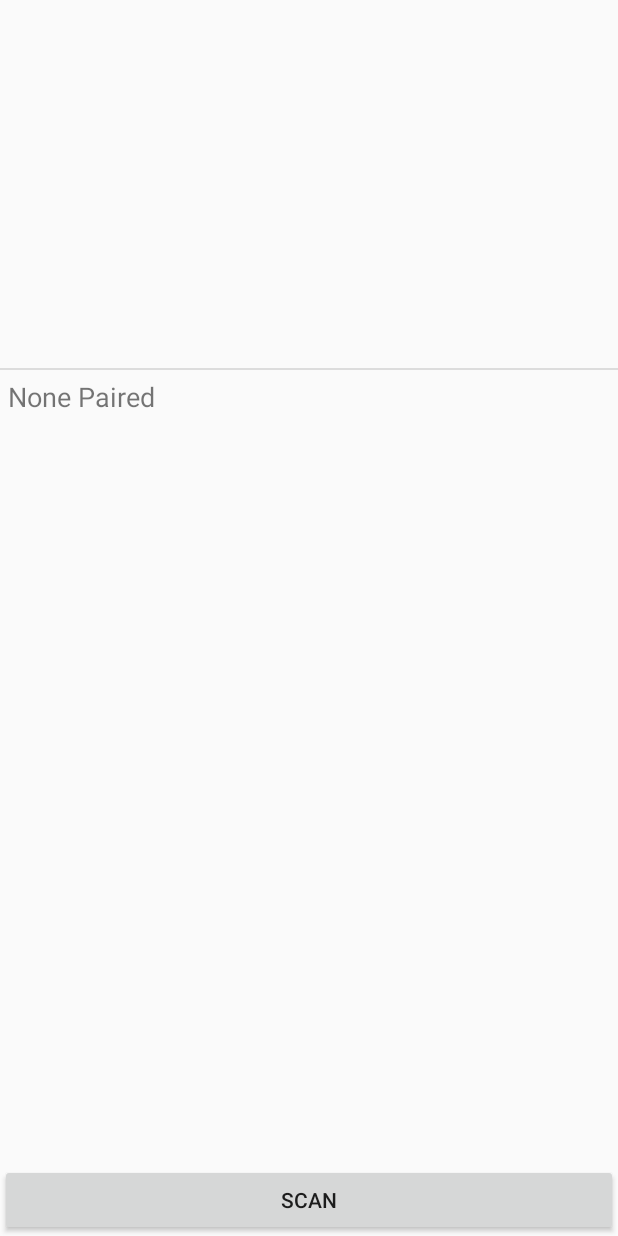
After one commit to jamieaobrien/Lab1015, an Android app: the DeviceListActivity screen opened directly, with no data from a screen before it, on a phone screen of 412 x 824 dp. The commit adds this screen. Run offline under Robolectric (Android 15) with nearby library versions, the phone set to English and light mode, and no system bars.

Commit message:
Adding Bluetooth layout

```diff
--- a/ProtoApp/app/src/main/AndroidManifest.xml
+++ b/ProtoApp/app/src/main/AndroidManifest.xml
@@ -1,6 +1,8 @@
 <?xml version="1.0" encoding="utf-8"?>
 <manifest xmlns:android="http://schemas.android.com/apk/res/android"
     package="com.example.allison.protoapp">
+    <uses-permission android:name="android.permission.BLUETOOTH"/>
+    <uses-permission android:name="android.permission.BLUETOOTH_ADMIN"/>
 
     <application
         android:allowBackup="true"
@@ -16,6 +18,10 @@
                 <category android:name="android.intent.category.LAUNCHER" />
             </intent-filter>
         </activity>
+        <activity
+            android:name=".DeviceListActivity"
+            android:label="@string/title_activity_device_list"
+            android:theme="@style/AppTheme.NoActionBar"></activity>
     </application>
 
 </manifest>
--- /dev/null
+++ b/ProtoApp/app/src/main/java/com/example/allison/protoapp/DeviceListActivity.java
@@ -0,0 +1,238 @@
+package com.example.allison.protoapp;
+
+import java.util.ArrayList;
+import java.util.HashSet;
+import java.util.Set;
+
+import android.app.Activity;
+import android.bluetooth.BluetoothAdapter;
+import android.bluetooth.BluetoothDevice;
+import android.content.BroadcastReceiver;
+import android.content.Context;
+import android.content.Intent;
+import android.content.IntentFilter;
+import android.os.Bundle;
+import android.view.View;
+import android.view.View.OnClickListener;
+import android.view.Window;
+import android.widget.AdapterView;
+import android.widget.AdapterView.OnItemClickListener;
+import android.widget.ArrayAdapter;
+import android.widget.Button;
+import android.widget.ListView;
+import android.widget.TextView;
+
+public class DeviceListActivity extends Activity
+{
+    // Return Intent extra
+    public static String EXTRA_DEVICE_ADDRESS = "device_address";
+
+    // Member fields
+    private BluetoothAdapter mBtAdapter = null;
+    private ArrayAdapter<String> mPairedDevicesArrayAdapter = null, mNewDevicesArrayAdapter = null;
+    private Set<String> mNewDevicesSet = null;
+    private Button scanButton = null;
+
+    /**
+     * @category Activity
+     */
+    /*
+     * (non-Javadoc)
+     * @see android.app.Activity#onCreate(android.os.Bundle)
+     */
+    @Override
+    protected void onCreate(Bundle savedInstanceState)
+    {
+        super.onCreate(savedInstanceState);
+
+        // Setup the window
+        this.requestWindowFeature(Window.FEATURE_INDETERMINATE_PROGRESS);
+        this.setContentView(R.layout.activity_device_list);
+
+        // Set result CANCELED in case the user backs out
+        this.setResult(Activity.RESULT_CANCELED);
+
+        // Connect Button
+        // Initialize the button to perform device discovery
+        scanButton = findViewById(R.id.button_scan);
+        scanButton.setOnClickListener(new OnClickListener()
+        {
+            /*
+             * (non-Javadoc)
+             * @see android.view.View.OnClickListener#onClick(android.view.View)
+             */
+            public void onClick(View v)
+            {
+                doDiscovery();
+                v.setVisibility(View.GONE);
+            }
+        });
+
+        // Initialize array adapters. One for already paired devices and
+        // one for newly discovered devices
+        mPairedDevicesArrayAdapter = new ArrayAdapter<String>(this, R.layout.device_name);
+        mNewDevicesArrayAdapter = new ArrayAdapter<String>(this, R.layout.device_name);
+        mNewDevicesSet = new HashSet<>();
+
+        // Find and set up the ListView for paired devices
+        ListView pairedListView = findViewById(R.id.paired_devices);
+        pairedListView.setAdapter(mPairedDevicesArrayAdapter);
+        pairedListView.setOnItemClickListener(mDeviceClickListener);
+
+        // Find and set up the ListView for newly discovered devices
+        ListView newDevicesListView = findViewById(R.id.new_devices);
+        newDevicesListView.setAdapter(mNewDevicesArrayAdapter);
+        newDevicesListView.setOnItemClickListener(mDeviceClickListener);
+
+        // Register for broadcasts when a device is discovered
+        IntentFilter filter = new IntentFilter(BluetoothDevice.ACTION_FOUND);
+        this.registerReceiver(mReceiver, filter);
+
+        // Register for broadcasts when discovery has finished
+        filter = new IntentFilter(BluetoothAdapter.ACTION_DISCOVERY_FINISHED);
+        this.registerReceiver(mReceiver, filter);
+
+        // Get the local Bluetooth adapter
+        mBtAdapter = BluetoothAdapter.getDefaultAdapter();
+
+        // Get a set of currently paired devices
+        Set<BluetoothDevice> pairedDevices = mBtAdapter.getBondedDevices();
+
+        // If there are paired devices, add each one to the ArrayAdapter
+        if (pairedDevices.size() > 0)
+        {
+            findViewById(R.id.title_paired_devices).setVisibility(View.VISIBLE);
+            for (BluetoothDevice device : pairedDevices)
+            {
+                mPairedDevicesArrayAdapter.add(device.getName() + "\n" + device.getAddress());
+            }
+        }
+        else
+        {
+            String noDevices = "None Paired";
+            mPairedDevicesArrayAdapter.add(noDevices);
+        }
+    }
+
+    /**
+     * @category Activity
+     */
+    /*
+     * (non-Javadoc)
+     * @see android.app.Activity#onDestroy()
+     */
+    @Override
+    protected void onDestroy()
+    {
+        super.onDestroy();
+
+        // Make sure we're not doing discovery anymore
+        if (mBtAdapter != null)
+        {
+            mBtAdapter.cancelDiscovery();
+        }
+
+        // Unregister broadcast listeners
+        this.unregisterReceiver(mReceiver);
+    }
+
+    /**
+     * @category Discovery - Start device discover with the BluetoothAdapter
+     */
+    private void doDiscovery()
+    {
+        // create results of a previous discovery
+        if (mNewDevicesArrayAdapter != null)
+        {
+            mNewDevicesArrayAdapter.clear();
+        }
+
+        if (mNewDevicesSet != null)
+        {
+            mNewDevicesSet.clear();
+        }
+
+        // Indicate scanning in the title
+        setProgressBarIndeterminateVisibility(true);
+
+        // If we're already discovering, stop it
+        if (mBtAdapter != null && mBtAdapter.isDiscovering())
+        {
+            mBtAdapter.cancelDiscovery();
+        }
+
+        // Request discover from BluetoothAdapter
+        if (mBtAdapter != null)
+        {
+            mBtAdapter.startDiscovery();
+        }
+    }
+
+    // The on-click listener for all devices in the ListViews
+    private OnItemClickListener mDeviceClickListener = new OnItemClickListener()
+    {
+        /*
+         * (non-Javadoc)
+         * @see android.widget.AdapterView.OnItemClickListener#onItemClick(android.widget.AdapterView, android.view.View, int, long)
+         */
+        @Override
+        public void onItemClick(AdapterView<?> av, View v, int arg2, long arg3)
+        {
+            // Cancel discovery because it's costly and we're about to connect
+            mBtAdapter.cancelDiscovery();
+
+            // Get the device MAC address, which is the last 17 chars in the View
+            String info = ((TextView) v).getText().toString();
+            String address = info.substring(info.length() - 17);
+
+            // Create the result Intent and include the MAC address
+            Intent intent = new Intent();
+            intent.putExtra(EXTRA_DEVICE_ADDRESS, address);
+
+            // Set result and finish this Activity
+            setResult(Activity.RESULT_OK, intent);
+            finish();
+        }
+    };
+
+
+    /**
+     * @category Bluetooth - Broadcast and onRecieve
+     */
+    // The BroadcastReceiver that listens for discovered devices and
+    private final BroadcastReceiver mReceiver = new BroadcastReceiver()
+    {
+        /*
+         * (non-Javadoc)
+         * @see android.content.BroadcastReceiver#onReceive(android.content.Context, android.content.Intent)
+         */
+        @Override
+        public void onReceive(Context context, Intent intent)
+        {
+            String action = intent.getAction();
+
+            // When discovery finds a device
+            if (BluetoothDevice.ACTION_FOUND.equals(action))
+            {
+                // Get the BluetoothDevice object from the Intent
+                BluetoothDevice device = intent.getParcelableExtra(BluetoothDevice.EXTRA_DEVICE);
+                String address = device.getAddress();
+                if (! mNewDevicesSet.contains(address)) {
+                    mNewDevicesSet.add(address);
+                    mNewDevicesArrayAdapter.add(device.getName() + "\n" + device.getAddress());
+                }
+                // When discovery is finished, change the Activity title
+            }
+            else if (BluetoothAdapter.ACTION_DISCOVERY_FINISHED.equals(action))
+            {
+                setProgressBarIndeterminateVisibility(false);
+                if (mNewDevicesSet.isEmpty())
+                {
+                    String noDevices = "No Devices";
+                    mNewDevicesArrayAdapter.add(noDevices);
+                }
+                scanButton.setVisibility(View.VISIBLE);
+            }
+        }
+    };
+}
--- /dev/null
+++ b/ProtoApp/app/src/main/res/layout/activity_device_list.xml
@@ -0,0 +1,50 @@
+<?xml version="1.0" encoding="utf-8"?>
+<LinearLayout xmlns:android="http://schemas.android.com/apk/res/android"
+    android:layout_width="fill_parent"
+    android:layout_height="fill_parent"
+    android:orientation="vertical" >
+
+    <TextView
+        android:id="@+id/title_paired_devices"
+        android:layout_width="fill_parent"
+        android:layout_height="wrap_content"
+        android:background="#666"
+        android:paddingStart="5dp"
+        android:paddingLeft="5dp"
+        android:paddingRight="5dp"
+        android:text="@string/Paired_Devices"
+        android:textColor="#fff"
+        android:visibility="gone" />
+
+    <ListView
+        android:id="@+id/paired_devices"
+        android:layout_width="fill_parent"
+        android:layout_height="wrap_content"
+        android:layout_weight="1"
+        android:stackFromBottom="true" />
+
+    <TextView
+        android:id="@+id/title_new_devices"
+        android:layout_width="fill_parent"
+        android:layout_height="wrap_content"
+        android:background="#666"
+        android:paddingLeft="5dp"
+        android:paddingRight="5dp"
+        android:text="@string/Other"
+        android:textColor="#fff"
+        android:visibility="gone" />
+
+    <ListView
+        android:id="@+id/new_devices"
+        android:layout_width="fill_parent"
+        android:layout_height="wrap_content"
+        android:layout_weight="2"
+        android:stackFromBottom="true" />
+
+    <Button
+        android:id="@+id/button_scan"
+        android:layout_width="fill_parent"
+        android:layout_height="wrap_content"
+        android:text="@string/Scan" />
+
+</LinearLayout>
--- /dev/null
+++ b/ProtoApp/app/src/main/res/layout/device_name.xml
@@ -0,0 +1,18 @@
+<?xml version="1.0" encoding="utf-8"?>
+<!-- Copyright (C) 2009 The Android Open Source Project
+     Licensed under the Apache License, Version 2.0 (the "License");
+     you may not use this file except in compliance with the License.
+     You may obtain a copy of the License at
+          http://www.apache.org/licenses/LICENSE-2.0
+     Unless required by applicable law or agreed to in writing, software
+     distributed under the License is distributed on an "AS IS" BASIS,
+     WITHOUT WARRANTIES OR CONDITIONS OF ANY KIND, either express or implied.
+     See the License for the specific language governing permissions and
+     limitations under the License.
+-->
+<TextView xmlns:android="http://schemas.android.com/apk/res/android"
+    android:layout_width="fill_parent"
+    android:layout_height="wrap_content"
+    android:textSize="18sp"
+    android:padding="5dp"
+    />
--- a/ProtoApp/app/src/main/res/values/strings.xml
+++ b/ProtoApp/app/src/main/res/values/strings.xml
@@ -5,4 +5,9 @@
     <string name="speech_prompt">Say something&#8230;</string>
     <string name="speech_not_supported">Sorry! Your device doesn\'t support speech input</string>
     <string name="tap_on_mic">Push button to speak</string>
+    <string name="title_activity_device_list">DeviceListActivity</string>
+    <string name="select_device">Select your bluetooth module</string>
+    <string name="Paired_Devices">Paired Devices</string>
+    <string name="Other">Other</string>
+    <string name="Scan">Scan</string>
 </resources>
```
